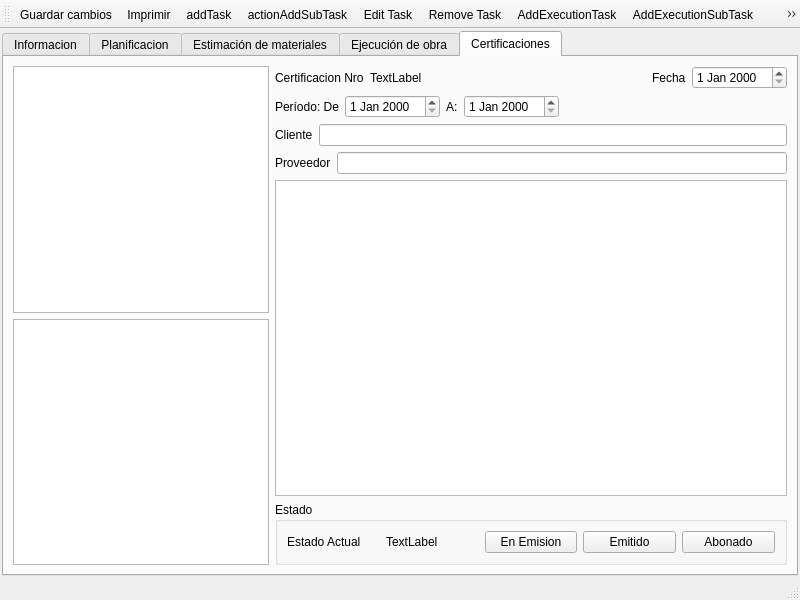
This is mksPlanner/views/projectwindow.ui in diegowald/mksPlanner as Qt 5 draws it before an edit. The edited form follows.
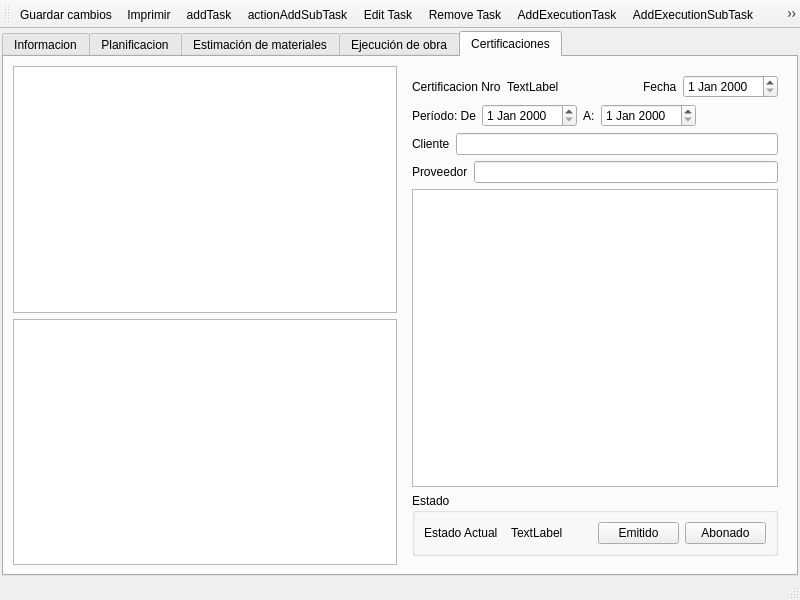
This is the edited form. Icons and pictures are not drawn. Custom widgets are drawn as their Qt base class.

What changed in the file:
```diff
--- a/mksPlanner/views/projectwindow.ui
+++ b/mksPlanner/views/projectwindow.ui
@@ -339,7 +339,7 @@
        <attribute name="title">
         <string>Certificaciones</string>
        </attribute>
-       <layout class="QHBoxLayout" name="horizontalLayout_10" stretch="0,2">
+       <layout class="QHBoxLayout" name="horizontalLayout_10" stretch="0,0">
         <item>
          <layout class="QVBoxLayout" name="verticalLayout_7">
           <item>
@@ -351,7 +351,8 @@
          </layout>
         </item>
         <item>
-         <layout class="QVBoxLayout" name="verticalLayout_6">
+         <widget class="QFrame" name="frmDetalleCertificado">
+          <layout class="QVBoxLayout" name="layoutDetalleCertificado">
           <item>
            <layout class="QHBoxLayout" name="horizontalLayout_6">
             <item>
@@ -498,14 +499,7 @@
               </widget>
              </item>
              <item>
-              <widget class="QPushButton" name="pushButton">
-               <property name="text">
-                <string>En Emision</string>
-               </property>
-              </widget>
-             </item>
-             <item>
-              <widget class="QPushButton" name="pushButton_2">
+               <widget class="QPushButton" name="btnEmitido">
                <property name="text">
                 <string>Emitido</string>
                </property>
@@ -522,6 +516,7 @@
            </widget>
           </item>
          </layout>
+         </widget>
         </item>
        </layout>
       </widget>
```
Left out of the diff: 4 changed lines with no effect on the pictures. Lines whose indentation alone changed are shown as unchanged.
